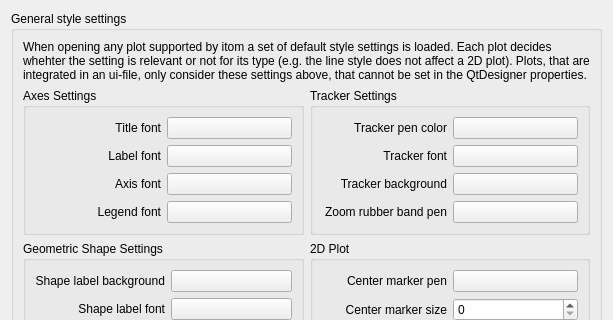
First picture: the form in Qitom/ui/widgetPropGeneralPlotSettings.ui, repository itom-project/itom, before the edit; both pictures show x 0 to 613 and y 0 to 320 of the 613 by 697 pixel window.
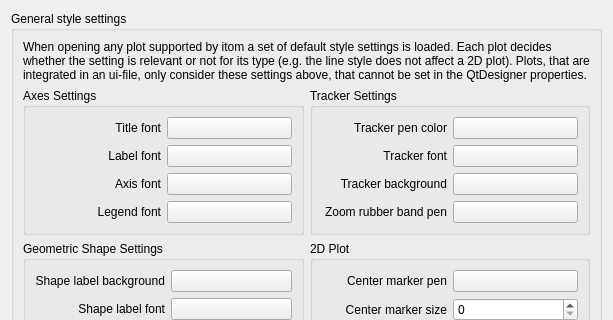
Second picture: the form after the edit. Custom widgets are drawn as their Qt base class.

What changed in the file:
```diff
--- a/Qitom/ui/widgetPropGeneralPlotSettings.ui
+++ b/Qitom/ui/widgetPropGeneralPlotSettings.ui
@@ -35,7 +35,7 @@
          </size>
         </property>
         <property name="text">
-         <string>When opening any plot supported by itom a set of default style settings is loaded. Each plot decides whehter the setting is relevant or not for its type (e.g. the line style does not affect a 2D plot). Plots, that are integrated in an ui-file, only consider these settings above, that cannot be set in the QtDesigner properties.</string>
+         <string>When opening any plot supported by itom a set of default style settings is loaded. Each plot decides whether the setting is relevant or not for its type (e.g. the line style does not affect a 2D plot). Plots, that are integrated in an ui-file, only consider these settings above, that cannot be set in the QtDesigner properties.</string>
         </property>
         <property name="wordWrap">
          <bool>true</bool>
```
